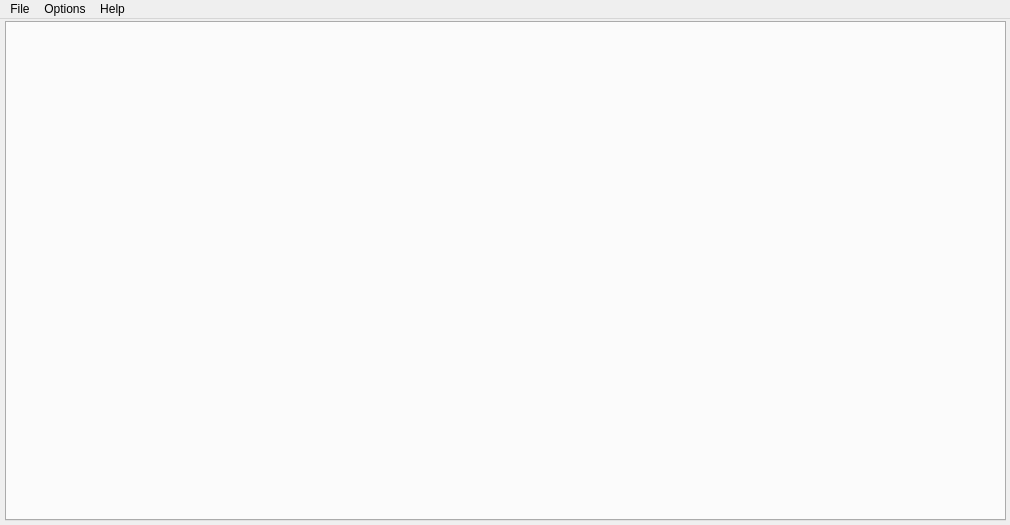
Qt form qt_assets/Main.ui (YouTubeDownload/YouTubeDownload) before a commit.
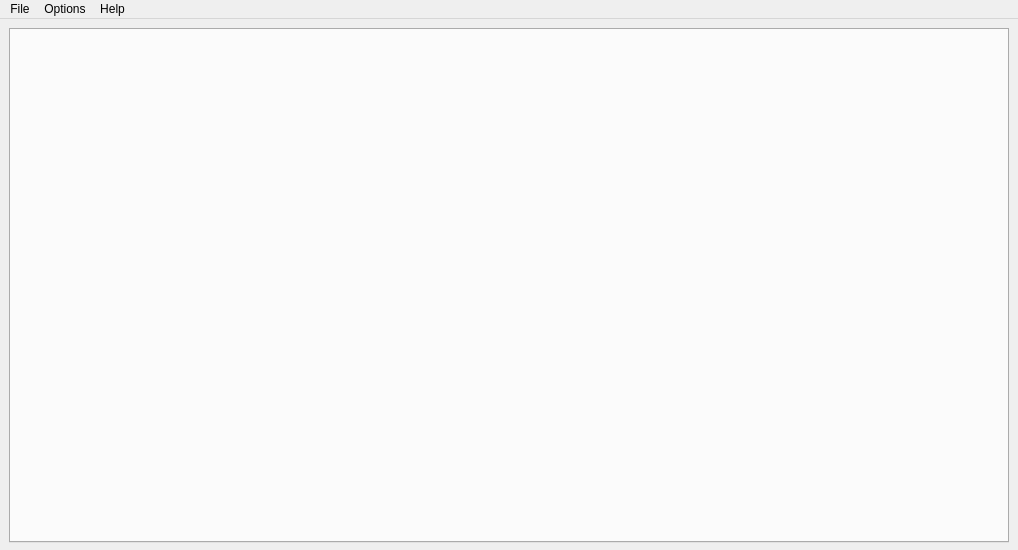
The same form after that commit. Icons and pictures are not drawn.

```diff
--- a/qt_assets/Main.ui
+++ b/qt_assets/Main.ui
@@ -9,12 +9,12 @@
    <rect>
     <x>0</x>
     <y>0</y>
-    <width>1010</width>
-    <height>525</height>
+    <width>1018</width>
+    <height>550</height>
    </rect>
   </property>
   <property name="sizePolicy">
-   <sizepolicy hsizetype="Fixed" vsizetype="Fixed">
+   <sizepolicy hsizetype="MinimumExpanding" vsizetype="MinimumExpanding">
     <horstretch>0</horstretch>
     <verstretch>0</verstretch>
    </sizepolicy>
@@ -27,8 +27,8 @@
   </property>
   <property name="maximumSize">
    <size>
-    <width>1010</width>
-    <height>525</height>
+    <width>1018</width>
+    <height>550</height>
    </size>
   </property>
   <property name="windowTitle">
@@ -54,32 +54,34 @@
      <verstretch>0</verstretch>
     </sizepolicy>
    </property>
+   <layout class="QGridLayout" name="gridLayout">
+    <item row="0" column="0">
    <widget class="QTabWidget" name="tab_manager">
-    <property name="geometry">
-     <rect>
-      <x>5</x>
-      <y>2</y>
-      <width>1001</width>
-      <height>500</height>
-     </rect>
-    </property>
     <property name="sizePolicy">
      <sizepolicy hsizetype="Fixed" vsizetype="Fixed">
       <horstretch>0</horstretch>
       <verstretch>0</verstretch>
      </sizepolicy>
     </property>
+      <property name="minimumSize">
+       <size>
+        <width>1000</width>
+        <height>515</height>
+       </size>
+      </property>
     <property name="currentIndex">
      <number>-1</number>
     </property>
    </widget>
+    </item>
+   </layout>
   </widget>
   <widget class="QMenuBar" name="menubar">
    <property name="geometry">
     <rect>
      <x>0</x>
      <y>0</y>
-     <width>1010</width>
+     <width>1018</width>
      <height>21</height>
     </rect>
    </property>
```
Lines whose indentation alone changed are shown as unchanged.
